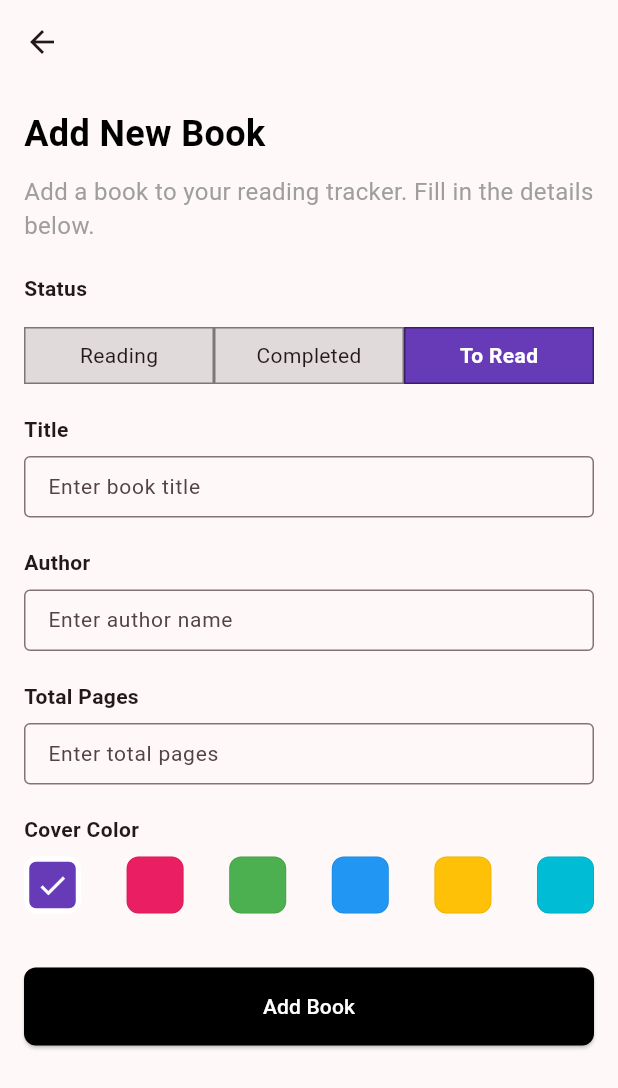
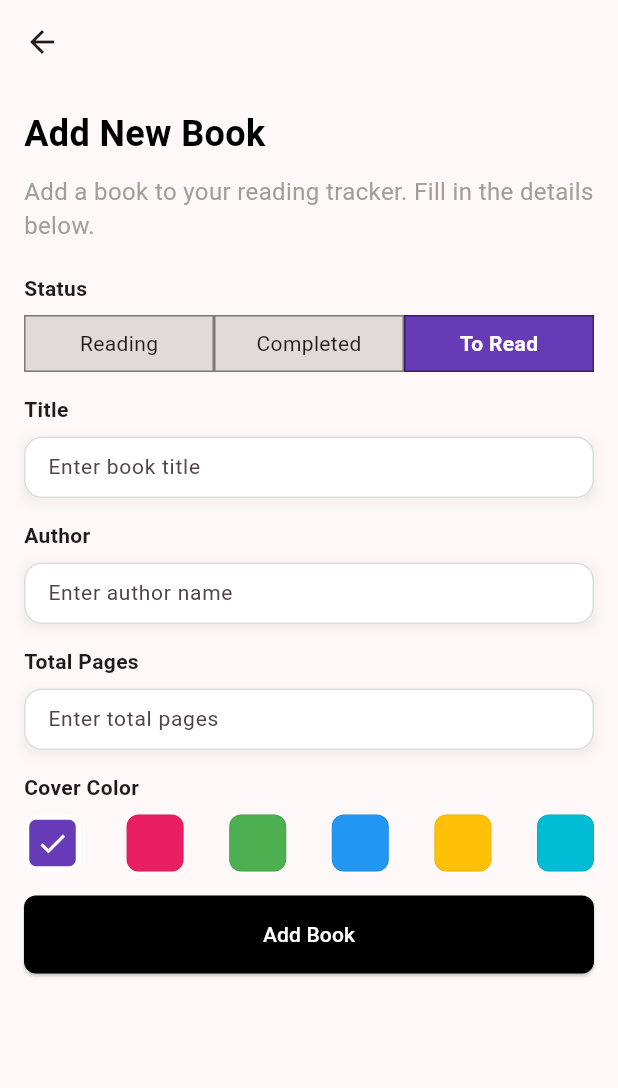
Before and after one commit to JordiiVidal/read-snap-app, a Flutter app: the screen it shows after launch, after a tap on the "add" icon, on a phone screen of 412 x 824 dp. Shown: the top 1088 px of the screen. Run offline on Flutter 3.47's test engine with Material 3 defaults, Android fonts, the phone set to English and light mode, and no system bars; our stand-ins replace flutter_riverpod, freezed_annotation, sqflite; accounts and stored records are empty.

Commit message:
Refactor book presentation

```diff
--- a/lib/common/widgets/form/form_dynamic_field.dart
+++ b/lib/common/widgets/form/form_dynamic_field.dart
@@ -35,37 +35,61 @@ class FormDynamicField extends StatelessWidget {
       crossAxisAlignment: CrossAxisAlignment.start,
       children: [
         if (label != null) FormLabelField(label!),
-        TextFormField(
+        Container(
+          decoration: BoxDecoration(
+            boxShadow: const [
+              BoxShadow(
+                color: Color(0x11000000),
+                blurRadius: 6,
+                offset: Offset(0, 2),
+              ),
+            ],
+          ),
+          child: TextFormField(
             enabled: !disabled,
             controller: controller,
             initialValue: initialValue,
             keyboardType: keyboardType,
             onChanged: onChanged,
             style: const TextStyle(fontSize: 14),
+
             decoration: InputDecoration(
+              hintText: hintText,
               isDense: true,
+              filled: true,
+              fillColor: Colors.white,
               prefixIcon: prefixIcon != null
                   ? GestureDetector(
                       onTap: onPrefixPressed,
                       child: Icon(prefixIcon),
                     )
                   : null,
-            hintText: hintText,
               suffixText: suffixText,
               suffixStyle: const TextStyle(
                 color: Colors.grey,
-              fontWeight: FontWeight.bold,
-              fontSize: 14,
-            ),
-            border: OutlineInputBorder(
-              borderRadius: BorderRadius.circular(4.0),
-              borderSide: const BorderSide(color: Colors.grey),
+                fontWeight: FontWeight.w500,
               ),
               contentPadding: const EdgeInsets.symmetric(
                 horizontal: 12,
                 vertical: 10,
               ),
+              enabledBorder: OutlineInputBorder(
+                borderRadius: BorderRadius.circular(12),
+                borderSide: const BorderSide(
+                  color: Color(0xFFDDDDDD),
+                  width: 1,
                 ),
+              ),
+              focusedBorder: OutlineInputBorder(
+                borderRadius: BorderRadius.circular(12),
+                borderSide: const BorderSide(color: Colors.blue, width: 1.2),
+              ),
+              disabledBorder: OutlineInputBorder(
+                borderRadius: BorderRadius.circular(12),
+                borderSide: const BorderSide(color: Color(0xFFEEEEEE)),
+              ),
+            ),
+
             validator: (value) {
               if (required && (value == null || value.isEmpty)) {
                 return '$label is required.';
@@ -73,6 +97,7 @@ class FormDynamicField extends StatelessWidget {
               return null;
             },
           ),
+        ),
       ],
     );
   }
--- /dev/null
+++ b/lib/common/widgets/section_header.dart
@@ -0,0 +1,34 @@
+import 'package:flutter/material.dart';
+
+class SectionHeader extends StatelessWidget {
+  final String title;
+  final String subtitle;
+  final CrossAxisAlignment alignment;
+
+  const SectionHeader({
+    required this.title,
+    required this.subtitle,
+    this.alignment = CrossAxisAlignment.start,
+    super.key,
+  });
+
+  @override
+  Widget build(BuildContext context) {
+    return Padding(
+      padding: const EdgeInsets.symmetric(horizontal: 16.0),
+      child: Column(
+        crossAxisAlignment: alignment,
+        children: [
+          Text(
+            title,
+            style: const TextStyle(fontSize: 26, fontWeight: FontWeight.bold),
+          ),
+          Text(
+            subtitle,
+            style: const TextStyle(fontSize: 13, color: Colors.grey),
+          ),
+        ],
+      ),
+    );
+  }
+}
--- a/lib/common/widgets/select_button_group.dart
+++ b/lib/common/widgets/select_button_group.dart
@@ -1,4 +1,5 @@
 import 'package:flutter/material.dart';
+import 'package:read_snap/common/widgets/form/form_label_field.dart';
 
 class SelectButtonGroup extends StatelessWidget {
   final Map<String, String> options;
@@ -7,6 +8,7 @@ class SelectButtonGroup extends StatelessWidget {
   final ValueChanged<List<String>> onSelectionChanged;
   final double height;
   final String color;
+  final String label;
 
   const SelectButtonGroup({
     required this.options,
@@ -15,6 +17,7 @@ class SelectButtonGroup extends StatelessWidget {
     this.isMultiSelect = false,
     this.height = 38.0,
     this.color = '#673AB7',
+    required this.label,
     super.key,
   });
 
@@ -23,7 +26,11 @@ class SelectButtonGroup extends StatelessWidget {
     final theme = Theme.of(context);
     final buttonKeys = options.keys.toList();
 
-    return LayoutBuilder(
+    return Column(
+      crossAxisAlignment: CrossAxisAlignment.start,
+      children: [
+        FormLabelField(label),
+        LayoutBuilder(
           builder: (context, constraints) {
             final buttonWidth = constraints.maxWidth / options.length;
 
@@ -80,6 +87,8 @@ class SelectButtonGroup extends StatelessWidget {
               }).toList(),
             );
           },
+        ),
+      ],
     );
   }
 }
--- a/lib/features/book/presentation/pages/book_form_page.dart
+++ b/lib/features/book/presentation/pages/book_create_page.dart
@@ -3,23 +3,22 @@ import 'package:flutter_riverpod/flutter_riverpod.dart';
 import 'package:read_snap/common/widgets/widgets.dart';
 import 'package:read_snap/features/book/domain/domain.dart';
 import 'package:read_snap/features/book/presentation/presentation.dart';
-import 'package:read_snap/features/book/presentation/widgets/form/book_form_extra.dart';
 
-class BookFormPage extends ConsumerStatefulWidget {
-  const BookFormPage({super.key});
+class BookCreatePage extends ConsumerStatefulWidget {
+  const BookCreatePage({super.key});
 
   @override
-  ConsumerState<BookFormPage> createState() => _BookFormPageState();
+  ConsumerState<BookCreatePage> createState() => _BookCreatePageState();
 }
 
-class _BookFormPageState extends ConsumerState<BookFormPage> {
+class _BookCreatePageState extends ConsumerState<BookCreatePage> {
   final _formKey = GlobalKey<FormState>();
 
   @override
   Widget build(BuildContext context) {
-    final formState = ref.watch(bookFormNotifierProvider);
-    final notifier = ref.read(bookFormNotifierProvider.notifier);
-    final isLoading = formState.maybeWhen(
+    final bookFormAsync = ref.watch(bookFormNotifierProvider);
+    final bookFormNotifier = ref.read(bookFormNotifierProvider.notifier);
+    final isLoading = bookFormAsync.maybeWhen(
       loading: () => true,
       orElse: () => false,
     );
@@ -60,8 +59,7 @@ class _BookFormPageState extends ConsumerState<BookFormPage> {
                   isLoading: isLoading,
                   'Add Book',
                   () => _handleSubmit(
-                    notifier,
-                    Navigator.of(context),
+                    bookFormNotifier,
                     ScaffoldMessenger.of(context),
                   ),
                 ),
@@ -73,43 +71,7 @@ class _BookFormPageState extends ConsumerState<BookFormPage> {
     );
   }
 
-  Future<void> _handleSubmit(
-    BookFormNotifier notifier,
-    NavigatorState navigator,
-    ScaffoldMessengerState scaffoldMessenger,
-  ) async {
-    if (!_formKey.currentState!.validate()) {
-      return;
-    }
-
-    try {
-      final result = await _handleExtraFieldsSheet(notifier, context);
-
-      if (!result) {
-        return;
-      }
-
-      await notifier.saveBook();
-      await ref.read(bookListNotifierProvider.notifier).refreshBooks();
-
-      if (!mounted) return;
-      navigator.pop();
-    } catch (e) {
-      if (!mounted) return;
-      scaffoldMessenger.showSnackBar(
-        SnackBar(
-          content: Text(
-            'Error: ${e is ArgumentError ? e.message : 'Could not save book'}',
-          ),
-        ),
-      );
-    }
-  }
-
-  Future<bool> _handleExtraFieldsSheet(
-    BookFormNotifier notifier,
-    BuildContext context,
-  ) async {
+  Future<bool> _handleExtraFieldsSheet(BookFormNotifier notifier) async {
     final currentBookDraft = notifier.currentBookDraft;
 
     if (currentBookDraft.status == BookStatus.toRead) {
@@ -124,17 +86,48 @@ class _BookFormPageState extends ConsumerState<BookFormPage> {
       shape: const RoundedRectangleBorder(
         borderRadius: BorderRadius.vertical(top: Radius.circular(16)),
       ),
-
       builder: (context) {
-        return SafeArea(
-          child: Padding(
-            padding: const EdgeInsets.symmetric(horizontal: 16, vertical: 32),
-            child: BookFormExtra(notifier),
+        return Padding(
+          padding: EdgeInsets.only(
+            bottom: MediaQuery.of(context).viewInsets.bottom,
           ),
+          child: BookFormExtra(notifier),
         );
       },
     );
 
     return result ?? false;
   }
+
+  Future<void> _handleSubmit(
+    BookFormNotifier notifier,
+    ScaffoldMessengerState scaffoldMessenger,
+  ) async {
+    if (!_formKey.currentState!.validate()) {
+      return;
+    }
+
+    try {
+      final result = await _handleExtraFieldsSheet(notifier);
+
+      if (!result) {
+        return;
+      }
+
+      await notifier.saveBook();
+      await ref.read(bookListNotifierProvider.notifier).refreshBooks();
+
+      if (!mounted) return;
+      Navigator.of(context).pop();
+    } catch (e) {
+      if (!mounted) return;
+      scaffoldMessenger.showSnackBar(
+        SnackBar(
+          content: Text(
+            'Error: ${e is ArgumentError ? e.message : 'Could not save book'}',
+          ),
+        ),
+      );
+    }
+  }
 }
--- a/lib/features/book/presentation/pages/book_list_page.dart
+++ b/lib/features/book/presentation/pages/book_list_page.dart
@@ -1,4 +1,5 @@
 import 'package:flutter/material.dart';
+import 'package:read_snap/common/widgets/widgets.dart';
 import 'package:read_snap/features/book/presentation/presentation.dart';
 
 class BookListPage extends StatelessWidget {
@@ -7,51 +8,30 @@ class BookListPage extends StatelessWidget {
   @override
   Widget build(BuildContext context) {
     return Scaffold(
-      appBar: AppBar(elevation: 0),
+      appBar: AppBar(
+        backgroundColor: Colors.transparent,
+        elevation: 0,
+        scrolledUnderElevation: 0,
+      ),
       body: SingleChildScrollView(
         child: Column(
           crossAxisAlignment: CrossAxisAlignment.start,
+          spacing: 20,
           children: [
             // Header
-            Padding(
-              padding: const EdgeInsets.symmetric(horizontal: 16.0),
-              child: Column(
-                crossAxisAlignment: CrossAxisAlignment.start,
-                children: [
-                  const Text(
-                    'Currently Reading',
-                    style: TextStyle(fontSize: 26, fontWeight: FontWeight.bold),
-                  ),
-                  const Text(
-                    'Keep up your progress',
-                    style: TextStyle(fontSize: 13),
-                  ),
-                ],
-              ),
+            const SectionHeader(
+              title: 'Currently Reading',
+              subtitle: 'Keep up your progress',
             ),
-            SizedBox(height: 20),
 
             // Reading List
             SizedBox(height: 300, child: BookList(readingBooksProvider)),
-            SizedBox(height: 20),
 
             // Header
-            Padding(
-              padding: const EdgeInsets.symmetric(horizontal: 16.0),
-              child: Column(
-                children: [
-                  const Text(
-                    'Your library',
-                    style: TextStyle(fontSize: 26, fontWeight: FontWeight.bold),
-                  ),
-                  const Text(
-                    'All your saved books',
-                    style: TextStyle(fontSize: 13),
-                  ),
-                ],
-              ),
+            const SectionHeader(
+              title: 'Your library',
+              subtitle: 'All your saved books',
             ),
-            SizedBox(height: 20),
 
             // Library
             BookLibrary(notReadingProvider),
--- a/lib/features/book/presentation/widgets/form/book_form.dart
+++ b/lib/features/book/presentation/widgets/form/book_form.dart
@@ -11,20 +11,19 @@ class BookForm extends ConsumerWidget {
 
   @override
   Widget build(BuildContext context, WidgetRef ref) {
-    final formAsync = ref.watch(bookFormNotifierProvider);
-    final notifier = ref.read(bookFormNotifierProvider.notifier);
-    // Ahora mismo solo sirve para la creación de nuevos books
-    final BookEntity bookState = formAsync.value!;
+    final bookFormAsync = ref.watch(bookFormNotifierProvider);
+    final bookFormNotifier = ref.read(bookFormNotifierProvider.notifier);
+    final BookEntity bookState = bookFormAsync.value!;
 
     return Form(
       key: formKey,
       child: Column(
+        spacing: 15,
         crossAxisAlignment: CrossAxisAlignment.start,
         children: [
           // Status Select Button Group
-          FormLabelField('Status'),
-          const SizedBox(height: 8),
           SelectButtonGroup(
+            label: 'Status',
             color: bookState.color,
             options: {
               BookStatus.reading.name: 'Reading',
@@ -33,31 +32,27 @@ class BookForm extends ConsumerWidget {
             },
             selectedValues: [bookState.status.name],
             onSelectionChanged: (values) {
-              final status = BookStatus.values.firstWhere(
-                (status) => status.name == values.first,
-              );
-              notifier.updateStatus(status);
+              final statusName = values.first;
+              final status = BookStatus.values.byName(statusName);
+              bookFormNotifier.updateStatus(status);
             },
           ),
-          const SizedBox(height: 20),
 
           // Title Field
           FormDynamicField(
             label: 'Title',
             hintText: 'Enter book title',
             initialValue: bookState.name,
-            onChanged: notifier.updateName,
+            onChanged: bookFormNotifier.updateName,
           ),
-          const SizedBox(height: 20),
 
           // Author Field
           FormDynamicField(
             label: 'Author',
             hintText: 'Enter author name',
             initialValue: bookState.author,
-            onChanged: notifier.updateAuthor,
+            onChanged: bookFormNotifier.updateAuthor,
           ),
-          const SizedBox(height: 20),
 
           // Total Pages Field
           FormDynamicField(
@@ -66,17 +61,15 @@ class BookForm extends ConsumerWidget {
             keyboardType: TextInputType.number,
             onChanged: (value) {
               final pages = int.tryParse(value) ?? 0;
-              notifier.updateTotalPages(pages);
+              bookFormNotifier.updateTotalPages(pages);
             },
           ),
-          const SizedBox(height: 20),
 
           // Color Selector Widget
           FormColorSelector(
             selectedColor: bookState.color,
-            onColorSelected: notifier.updateColor,
+            onColorSelected: bookFormNotifier.updateColor,
           ),
-          const SizedBox(height: 20),
         ],
       ),
     );
--- a/lib/features/book/presentation/widgets/library/book_library_empty.dart
+++ b/lib/features/book/presentation/widgets/library/book_library_empty.dart
@@ -1,6 +1,6 @@
 import 'package:flutter/material.dart';
 import 'package:read_snap/common/widgets/dashed_border_container.dart';
-import 'package:read_snap/features/book/presentation/pages/book_form_page.dart';
+import 'package:read_snap/features/book/presentation/pages/book_create_page.dart';
 
 class BookLibraryEmpty extends StatelessWidget {
   const BookLibraryEmpty({super.key});
@@ -25,7 +25,7 @@ class BookLibraryEmptyItem extends StatelessWidget {
   void _navigateToCreate(BuildContext context) {
     Navigator.of(
       context,
-    ).push(MaterialPageRoute(builder: (context) => const BookFormPage()));
+    ).push(MaterialPageRoute(builder: (context) => const BookCreatePage()));
   }
 
   @override
--- a/lib/features/book/presentation/widgets/list/book_list.dart
+++ b/lib/features/book/presentation/widgets/list/book_list.dart
@@ -4,15 +4,15 @@ import 'package:read_snap/features/book/domain/domain.dart';
 import 'package:read_snap/features/book/presentation/presentation.dart';
 
 class BookList extends ConsumerWidget {
-  final ProviderBase<AsyncValue<List<BookEntity>>> statusProvider;
+  final ProviderBase<AsyncValue<List<BookEntity>>> bookListProvider;
 
-  const BookList(this.statusProvider, {super.key});
+  const BookList(this.bookListProvider, {super.key});
 
   @override
   Widget build(BuildContext context, WidgetRef ref) {
-    final bookListState = ref.watch(statusProvider);
+    final bookListAsync = ref.watch(bookListProvider);
 
-    return bookListState.when(
+    return bookListAsync.when(
       loading: () => BookListLoading(),
       error: (err, stack) => Center(child: Text('An error occurred: $err')),
       data: (books) {
@@ -22,21 +22,16 @@ class BookList extends ConsumerWidget {
         }
 
         // Data
-        return ListView.builder(
+        return ListView.separated(
           scrollDirection: Axis.horizontal,
           itemCount: books.length + 1,
           padding: const EdgeInsets.symmetric(horizontal: 16),
+          separatorBuilder: (context, index) => const SizedBox(width: 16.0),
           itemBuilder: (context, index) {
-            // Empty
             if (index == books.length) {
               return BookListEmptyItem();
             }
-
-            // Book Card
-            return Padding(
-              padding: const EdgeInsets.only(right: 16.0),
-              child: BookListItem(books[index]),
-            );
+            return BookListItem(books[index]);
           },
         );
       },
--- a/lib/features/book/presentation/widgets/list/book_list_empty.dart
+++ b/lib/features/book/presentation/widgets/list/book_list_empty.dart
@@ -7,13 +7,9 @@ class BookListEmpty extends StatelessWidget {
 
   @override
   Widget build(BuildContext context) {
-    return ListView.builder(
-      scrollDirection: Axis.horizontal,
-      itemCount: 1,
-      itemBuilder: (ctx, i) => Padding(
-        padding: const EdgeInsets.only(left: 16.0),
-        child: BookListEmptyItem(),
-      ),
+    return const Padding(
+      padding: EdgeInsets.symmetric(horizontal: 16.0),
+      child: BookListEmptyItem(),
     );
   }
 }
@@ -21,17 +17,11 @@ class BookListEmpty extends StatelessWidget {
 class BookListEmptyItem extends StatelessWidget {
   const BookListEmptyItem({super.key});
 
-  void _navigateToCreate(BuildContext context) {
-    Navigator.of(
-      context,
-    ).push(MaterialPageRoute(builder: (context) => const BookFormPage()));
-  }
-
   @override
   Widget build(BuildContext context) {
     return Container(
       width: 140,
-      margin: EdgeInsets.all(4),
+      margin: const EdgeInsets.all(4),
       decoration: BoxDecoration(
         borderRadius: BorderRadius.circular(4),
         color: Colors.black.withValues(alpha: 0.06),
@@ -49,4 +39,10 @@ class BookListEmptyItem extends StatelessWidget {
       ),
     );
   }
+
+  void _navigateToCreate(BuildContext context) {
+    Navigator.of(
+      context,
+    ).push(MaterialPageRoute(builder: (context) => const BookCreatePage()));
+  }
 }
--- a/lib/features/book/presentation/widgets/list/book_list_loading.dart
+++ b/lib/features/book/presentation/widgets/list/book_list_loading.dart
@@ -6,13 +6,12 @@ class BookListLoading extends StatelessWidget {
 
   @override
   Widget build(BuildContext context) {
-    return ListView.builder(
+    return ListView.separated(
       scrollDirection: Axis.horizontal,
       itemCount: 3,
-      itemBuilder: (ctx, i) => Padding(
-        padding: EdgeInsets.only(right: 16.0, left: i == 0 ? 16.0 : 0),
-        child: const BookListLoadingItem(),
-      ),
+      padding: const EdgeInsets.symmetric(horizontal: 16.0),
+      separatorBuilder: (context, index) => const SizedBox(width: 16.0),
+      itemBuilder: (ctx, i) => const BookListLoadingItem(),
     );
   }
 }
@@ -29,25 +28,25 @@ class BookListLoadingItem extends StatelessWidget {
         color: Colors.white,
         borderRadius: BorderRadius.circular(8),
       ),
-      child: Column(
+      child: const Column(
         crossAxisAlignment: CrossAxisAlignment.start,
         children: [
           // Status
-          const Align(
+          Align(
             alignment: Alignment.topRight,
             child: SizedBox(width: 40, child: SkeletonLine()),
           ),
-          const SizedBox(height: 8),
+          SizedBox(height: 8),
 
           // Title
-          SizedBox(width: 150, child: const SkeletonLine()),
-          const SizedBox(height: 4),
+          SizedBox(width: 150, child: SkeletonLine()),
+          SizedBox(height: 4),
 
           // Author
           SizedBox(width: 100, child: SkeletonLine()),
-          const SizedBox(height: 18),
+          SizedBox(height: 18),
 
-          const Spacer(),
+          Spacer(),
 
           // Progress
           SkeletonLine(),
```
Also changed, not shown: lib/common/widgets/form/form_action_row.dart (added, +40 -0 lines), lib/common/widgets/widgets.dart (+8 -6 lines), lib/features/book/presentation/presentation.dart (+5 -3 lines), lib/features/book/presentation/widgets/form/book_form_extra.dart (+57 -85 lines), lib/features/book/presentation/widgets/list/book_list_item.dart (+7 -7 lines). Lines whose indentation alone changed are shown as unchanged.
